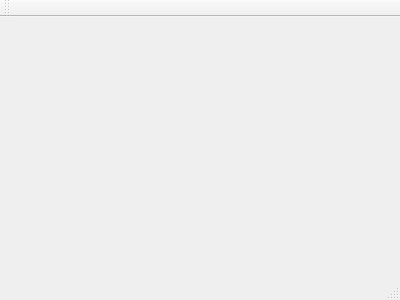
The window that mainwindow.ui (Dr-Xperience/SPMS) describes before a commit, drawn with Qt 5.
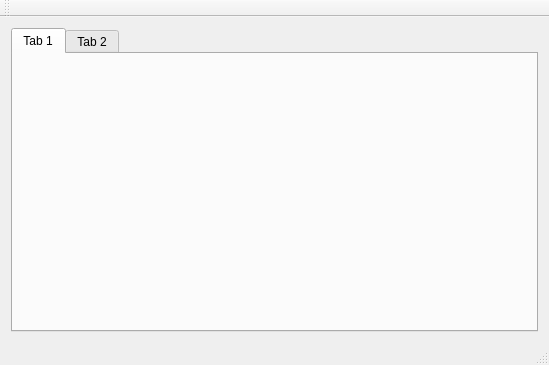
The same window after the commit.

Commit message: Change the layout of login_dialog and Added tab widget to mainwindow

What changed in the file:
```diff
--- a/mainwindow.ui
+++ b/mainwindow.ui
@@ -1,24 +1,56 @@
 <ui version="4.0">
  <class>MainWindow</class>
- <widget class="QMainWindow" name="MainWindow" >
-  <property name="geometry" >
+ <widget class="QMainWindow" name="MainWindow">
+  <property name="geometry">
    <rect>
     <x>0</x>
     <y>0</y>
-    <width>400</width>
-    <height>300</height>
+    <width>549</width>
+    <height>365</height>
    </rect>
   </property>
   <property name="windowTitle" >
    <string>MainWindow</string>
   </property>
-  <widget class="QMenuBar" name="menuBar" />
-  <widget class="QToolBar" name="mainToolBar" />
-  <widget class="QWidget" name="centralWidget" />
-  <widget class="QStatusBar" name="statusBar" />
+  <widget class="QWidget" name="centralWidget">
+   <layout class="QGridLayout" name="gridLayout">
+    <item row="0" column="0">
+     <widget class="QTabWidget" name="tabWidget">
+      <widget class="QWidget" name="tab">
+       <attribute name="title">
+        <string>Tab 1</string>
+       </attribute>
+      </widget>
+      <widget class="QWidget" name="tab_2">
+       <attribute name="title">
+        <string>Tab 2</string>
+       </attribute>
+      </widget>
+     </widget>
+    </item>
+   </layout>
+  </widget>
+  <widget class="QMenuBar" name="menuBar">
+   <property name="geometry">
+    <rect>
+     <x>0</x>
+     <y>0</y>
+     <width>549</width>
+     <height>21</height>
+    </rect>
+   </property>
+  </widget>
+  <widget class="QToolBar" name="mainToolBar">
+   <attribute name="toolBarArea">
+    <enum>TopToolBarArea</enum>
+   </attribute>
+   <attribute name="toolBarBreak">
+    <bool>false</bool>
+   </attribute>
+  </widget>
+  <widget class="QStatusBar" name="statusBar"/>
  </widget>
- <layoutDefault spacing="6" margin="11" />
- <pixmapfunction></pixmapfunction>
+ <layoutdefault spacing="6" margin="11"/>
  <resources/>
  <connections/>
 </ui>
```
Left out of the diff: 3 changed lines with no effect on the pictures. The commit also changes 1 other file.
